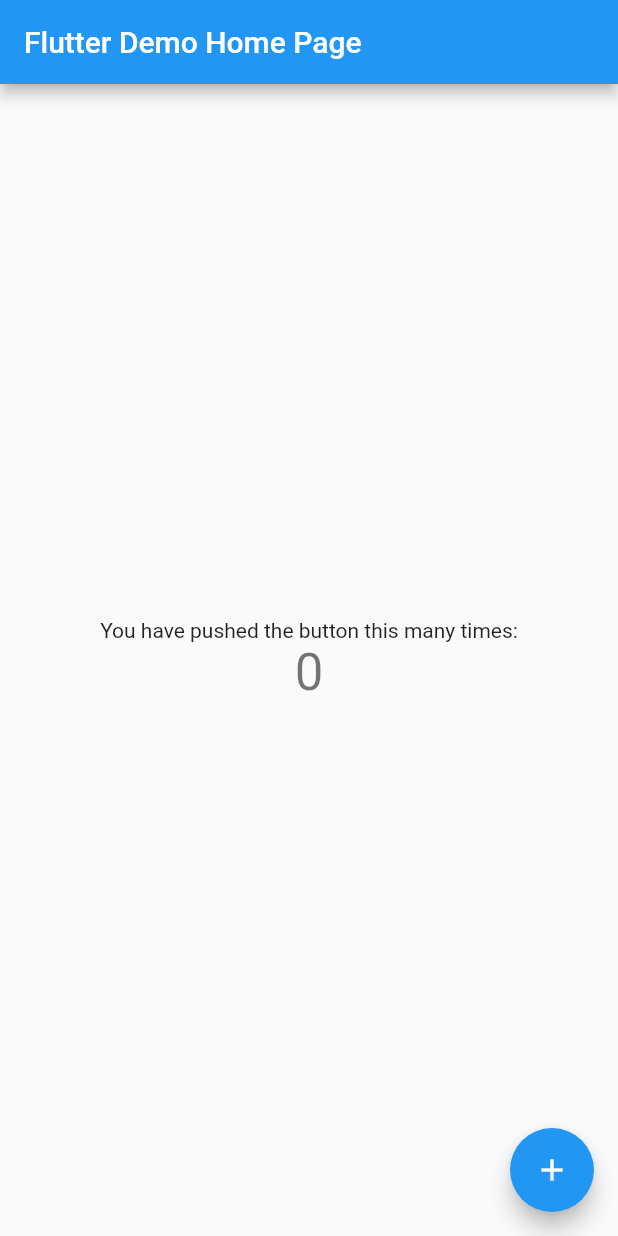
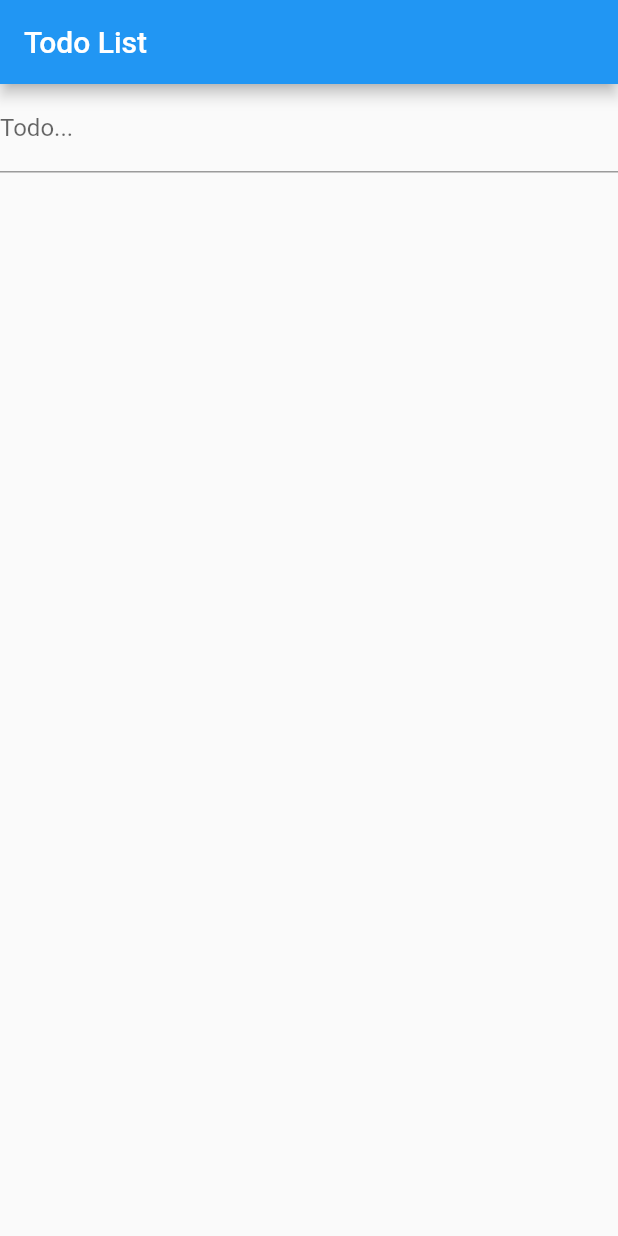
Before and after one commit to 14una/cc, a Flutter app: the screen it shows after launch, on a phone screen of 412 x 824 dp. Run offline on Flutter 3.47's test engine with Material 2 defaults, Android fonts, the phone set to English and light mode, and no system bars; our stand-ins replace flutter_hooks, hooks_riverpod.

Commit message:
penambahan todo list

```diff
--- a/lib/main.dart
+++ b/lib/main.dart
@@ -1,113 +1,73 @@
 import 'package:flutter/material.dart';
+import 'package:flutter_hooks/flutter_hooks.dart';
+import 'package:hooks_riverpod/hooks_riverpod.dart';
+import 'package:cc/models/item.dart';
+import 'package:cc/providers/item_list_provider.dart';
 
 void main() {
-  runApp(MyApp());
+  runApp(ProviderScope(child: MyApp()));
 }
 
 class MyApp extends StatelessWidget {
-  // This widget is the root of your application.
   @override
   Widget build(BuildContext context) {
     return MaterialApp(
       title: 'CASECounter',
       theme: ThemeData(
-        // This is the theme of your application.
-        //
-        // Try running your application with "flutter run". You'll see the
-        // application has a blue toolbar. Then, without quitting the app, try
-        // changing the primarySwatch below to Colors.green and then invoke
-        // "hot reload" (press "r" in the console where you ran "flutter run",
-        // or simply save your changes to "hot reload" in a Flutter IDE).
-        // Notice that the counter didn't reset back to zero; the application
-        // is not restarted.
         primarySwatch: Colors.blue,
       ),
-      home: MyHomePage(title: 'Flutter Demo Home Page'),
+      home: Home(),
     );
   }
 }
 
-class MyHomePage extends StatefulWidget {
-  MyHomePage({Key? key, required this.title}) : super(key: key);
-
-  // This widget is the home page of your application. It is stateful, meaning
-  // that it has a State object (defined below) that contains fields that affect
-  // how it looks.
-
-  // This class is the configuration for the state. It holds the values (in this
-  // case the title) provided by the parent (in this case the App widget) and
-  // used by the build method of the State. Fields in a Widget subclass are
-  // always marked "final".
-
-  final String title;
-
-  @override
-  _MyHomePageState createState() => _MyHomePageState();
-}
-
-class _MyHomePageState extends State<MyHomePage> {
-  int _counter = 0;
-
-  void _incrementCounter() {
-    setState(() {
-      // This call to setState tells the Flutter framework that something has
-      // changed in this State, which causes it to rerun the build method below
-      // so that the display can reflect the updated values. If we changed
-      // _counter without calling setState(), then the build method would not be
-      // called again, and so nothing would appear to happen.
-      _counter++;
-    });
-  }
-
+class Home extends HookWidget {
   @override
   Widget build(BuildContext context) {
-    // This method is rerun every time setState is called, for instance as done
-    // by the _incrementCounter method above.
-    //
-    // The Flutter framework has been optimized to make rerunning build methods
-    // fast, so that you can just rebuild anything that needs updating rather
-    // than having to individually change instances of widgets.
+    final _controller = useTextEditingController();
+
     return Scaffold(
       appBar: AppBar(
-        // Here we take the value from the MyHomePage object that was created by
-        // the App.build method, and use it to set our appbar title.
-        title: Text(widget.title),
+        title: Text("Todo List"),
       ),
-      body: Center(
-        // Center is a layout widget. It takes a single child and positions it
-        // in the middle of the parent.
-        child: Column(
-          // Column is also a layout widget. It takes a list of children and
-          // arranges them vertically. By default, it sizes itself to fit its
-          // children horizontally, and tries to be as tall as its parent.
-          //
-          // Invoke "debug painting" (press "p" in the console, choose the
-          // "Toggle Debug Paint" action from the Flutter Inspector in Android
-          // Studio, or the "Toggle Debug Paint" command in Visual Studio Code)
-          // to see the wireframe for each widget.
-          //
-          // Column has various properties to control how it sizes itself and
-          // how it positions its children. Here we use mainAxisAlignment to
-          // center the children vertically; the main axis here is the vertical
-          // axis because Columns are vertical (the cross axis would be
-          // horizontal).
-          mainAxisAlignment: MainAxisAlignment.center,
-          children: <Widget>[
-            Text(
-              'You have pushed the button this many times:',
+      body: Column(
+        children: [
+          TextField(
+            controller: _controller,
+            decoration: InputDecoration(labelText: 'Todo...'),
+            onSubmitted: (value) {
+              context.read(itemListProvider.notifier).addItem(
+                    Item(name: value),
+                  );
+
+              _controller.clear();
+            },
+          ),
+          Expanded(
+            child: Consumer(
+              builder: (context, watch, child) {
+                final itemList = watch(itemListProvider);
+
+                return ListView.builder(
+                  itemCount: itemList.length,
+                  itemBuilder: (context, index) {
+                    final Item item = itemList[index];
+
+                    return CheckboxListTile(
+                      value: item.isDone,
+                      onChanged: (value) {
+                        context
+                            .read(itemListProvider.notifier)
+                            .updateItem(item..isDone = value ?? false);
+                      },
+                    );
+                  },
+                );
+              },
             ),
-            Text(
-              '$_counter',
-              style: Theme.of(context).textTheme.headline4,
-            ),
-          ],
-        ),
+          ),
+        ],
       ),
-      floatingActionButton: FloatingActionButton(
-        onPressed: _incrementCounter,
-        tooltip: 'Increment',
-        child: Icon(Icons.add),
-      ), // This trailing comma makes auto-formatting nicer for build methods.
     );
   }
 }
--- /dev/null
+++ b/lib/models/item.dart
@@ -0,0 +1,12 @@
+import 'dart:math';
+
+class Item {
+  int id;
+  String name;
+  bool isDone;
+
+  Item({
+    required this.name,
+    this.isDone = false,
+  }) : this.id = Random().nextInt(1000);
+}
--- /dev/null
+++ b/lib/providers/item_list_provider.dart
@@ -0,0 +1,25 @@
+import 'package:hooks_riverpod/hooks_riverpod.dart';
+import 'package:cc/models/Item.dart';
+
+final itemListProvider = StateNotifierProvider<ItemListNotifier, List<Item>>(
+  (_) => ItemListNotifier(),
+);
+
+class ItemListNotifier extends StateNotifier<List<Item>> {
+  ItemListNotifier() : super([]);
+
+  void addItem(Item item) {
+    state = state..add(item);
+  }
+
+  void updateItem(Item item) {
+    state = [
+      for (var i in state)
+        if (i.id == item.id) item else i
+    ];
+  }
+
+  void deleteItem(Item item) {
+    state = state..removeWhere((element) => element.id == item.id);
+  }
+}
--- a/pubspec.yaml
+++ b/pubspec.yaml
@@ -28,6 +28,8 @@ dependencies:
   # The following adds the Cupertino Icons font to your application.
   # Use with the CupertinoIcons class for iOS style icons.
   cupertino_icons: ^1.0.2
+  flutter_hooks: ^0.16.0
+  hooks_riverpod: ^0.14.0+1
 
 dev_dependencies:
   flutter_test:
```
Also changed, not shown: pubspec.lock.
